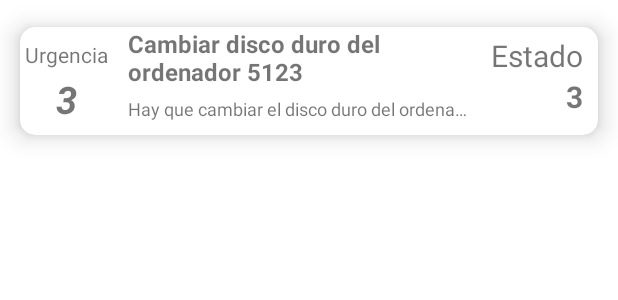
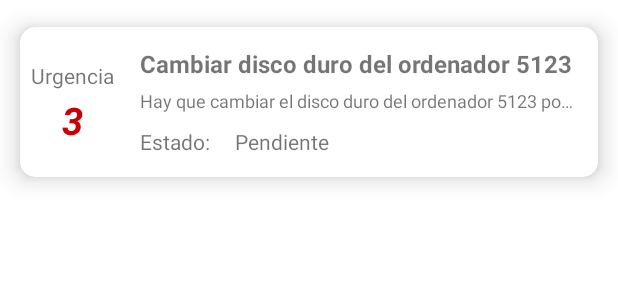
Before and after one commit to Jossan23/Glpi, an Android app: the layout list_view.xml on its own in the app's theme, with its tools: preview values and no code run, on a phone screen of 412 x 824 dp. Shown: the top 300 px of the screen. Run offline under Robolectric (Android 15) with nearby library versions, the phone set to English and light mode, and no system bars.

```diff
--- a/app/src/main/res/layout/list_view.xml
+++ b/app/src/main/res/layout/list_view.xml
@@ -2,7 +2,7 @@
 <LinearLayout xmlns:android="http://schemas.android.com/apk/res/android"
     xmlns:app="http://schemas.android.com/apk/res-auto"
     android:layout_width="match_parent"
-    android:layout_height="match_parent"
+    android:layout_height="wrap_content"
     android:orientation="vertical">
 
     <!-- Esta vista establece cómo se va a ver la listView de facturas.
@@ -15,6 +15,7 @@
         android:id="@+id/cardPedidos"
         android:layout_width="match_parent"
         android:layout_height="wrap_content"
+        android:animateLayoutChanges="true"
         app:cardCornerRadius="10dp"
         app:cardElevation="10dp"
         app:cardUseCompatPadding="true">
@@ -26,12 +27,12 @@
 
             <LinearLayout
                 android:layout_width="match_parent"
-                android:layout_height="wrap_content"
+                android:layout_height="100dp"
                 android:orientation="horizontal">
                 <!--Fecha-->
                 <!--Datos Pedido-->
                 <LinearLayout
-                    android:layout_width="62dp"
+                    android:layout_width="70dp"
                     android:layout_height="match_parent"
                     android:layout_marginRight="10dp"
                     android:gravity="center"
@@ -45,11 +46,12 @@
                         android:textSize="14sp" />
 
                     <TextView
-                        android:id="@+id/lblUrgency"
+                        android:id="@+id/textViewUrgency"
                         android:layout_width="match_parent"
                         android:layout_height="wrap_content"
                         android:gravity="center"
                         android:text="3"
+                        android:textColor="@android:color/holo_red_dark"
                         android:textSize="25dp"
                         android:textStyle="bold|italic" />
 
@@ -70,7 +72,7 @@
                         android:layout_marginBottom="2dp">
 
                         <TextView
-                            android:id="@+id/lblNombreIncidencia"
+                            android:id="@+id/textViewIncidenciaName"
                             android:layout_width="wrap_content"
                             android:layout_height="wrap_content"
                             android:text="Cambiar disco duro del ordenador 5123"
@@ -81,7 +83,7 @@
 
 
                     <TextView
-                        android:id="@+id/lblCliente"
+                        android:id="@+id/textViewIncidenciaContent"
                         android:layout_width="match_parent"
                         android:layout_height="26dp"
                         android:layout_marginTop="3dp"
@@ -90,32 +92,26 @@
                         android:text="Hay que cambiar el disco duro del ordenador 5123 porque hace mucho ruido y puede que tenga perdida de datos"
                         android:textSize="12sp" />
 
-                </LinearLayout>
-                <!--Cantidad-->
                     <LinearLayout
                         android:layout_width="wrap_content"
-                    android:layout_height="wrap_content"
-                    android:layout_gravity="right"
-                    android:gravity="right"
-                    android:orientation="vertical">
+                        android:layout_height="match_parent"
+                        android:orientation="horizontal">
 
                         <TextView
-                        android:layout_width="wrap_content"
+                            android:layout_width="77dp"
                             android:layout_height="wrap_content"
-                        android:layout_marginTop="5dp"
-                        android:layout_marginRight="10dp"
-                        android:gravity="right"
-                        android:text="Estado"
-                        android:textSize="20dp" />
+                            android:layout_weight="1"
+                            android:text="Estado: " />
 
                         <TextView
-                        android:id="@+id/lblStatus"
-                        android:layout_width="wrap_content"
+                            android:id="@+id/textViewState"
+                            android:layout_width="241dp"
                             android:layout_height="wrap_content"
-                        android:layout_marginRight="10dp"
-                        android:text="3"
-                        android:textSize="20dp"
-                        android:textStyle="bold" />
+                            android:layout_weight="1"
+                            android:text="Pendiente" />
+
+                    </LinearLayout>
+
                 </LinearLayout>
             </LinearLayout>
         </LinearLayout>
```
Also changed, not shown: app/src/main/java/com/example/glpi/LoginActivity.java (+8 -55 lines), app/src/main/java/com/example/glpi/MainActivity.java (+26 -4 lines), app/src/main/java/com/example/glpi/adapters/ListViewAdapter.java (added, +78 -0 lines), app/src/main/java/com/example/glpi/fragments/ViewIncidenciaFragment.java (+135 -34 lines), app/src/main/res/layout/fragment_view_incidencia.xml (+10 -6 lines). Lines whose indentation alone changed are shown as unchanged.
